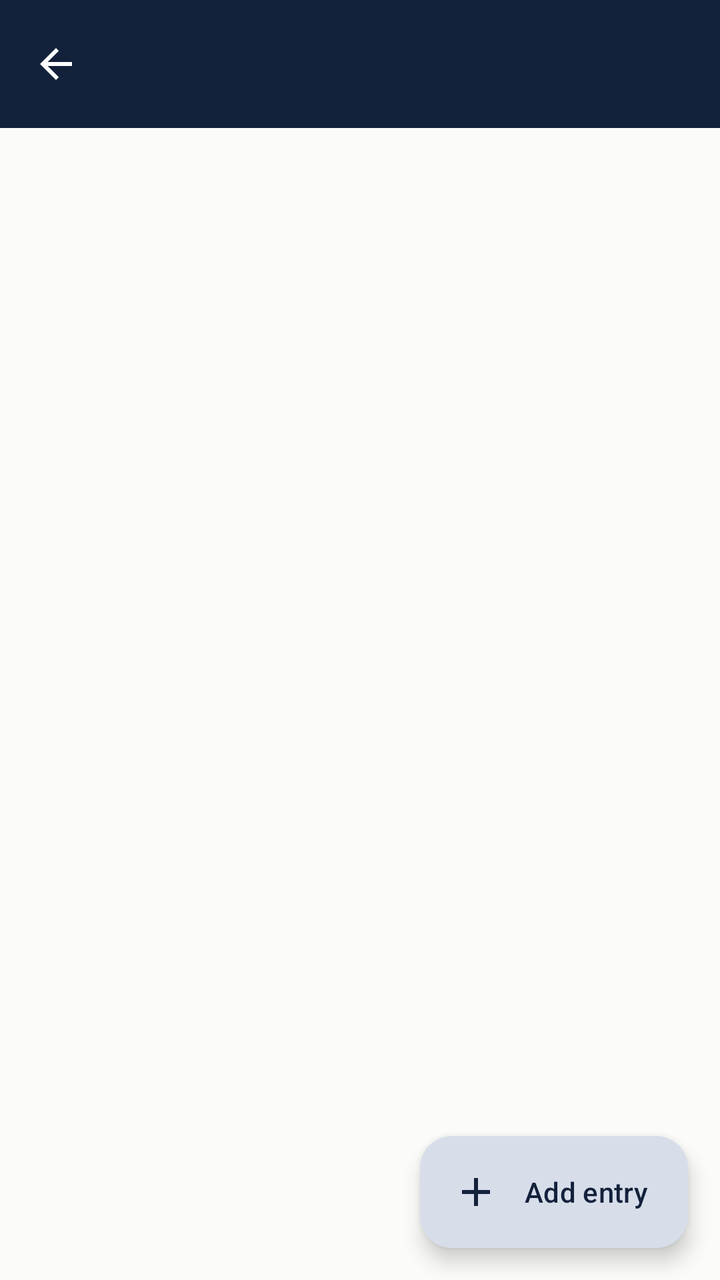
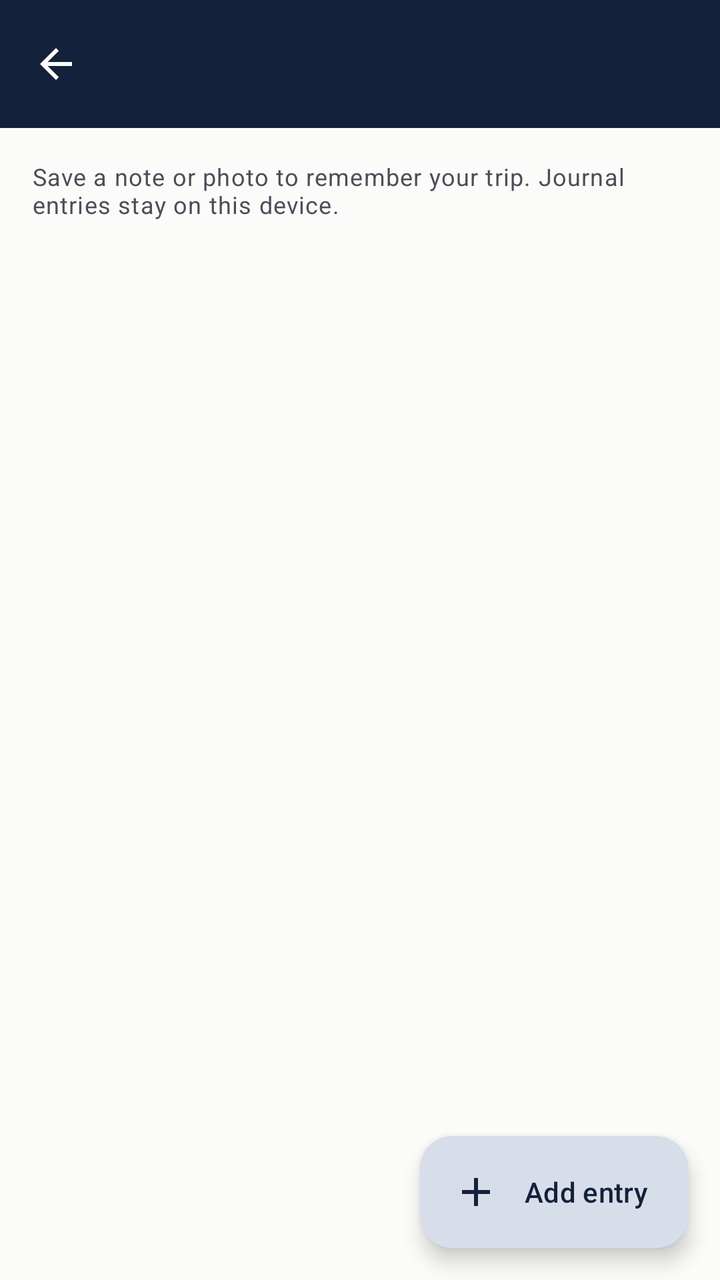

An Android layout rendered at two revisions. The XML below is the earlier revision; the diff shows what the commit changed to produce the second picture.
<!-- AndroidManifest.xml: application theme Theme.TripFit -->
<!-- res/layout/activity_journal.xml -->
<?xml version="1.0" encoding="utf-8"?>
<androidx.coordinatorlayout.widget.CoordinatorLayout xmlns:android="http://schemas.android.com/apk/res/android"
    xmlns:app="http://schemas.android.com/apk/res-auto"
    android:id="@+id/journal_root"
    android:layout_width="match_parent"
    android:layout_height="match_parent"
    android:background="?attr/colorSurface">

    <LinearLayout
        android:layout_width="match_parent"
        android:layout_height="match_parent"
        android:orientation="vertical">

        <include layout="@layout/view_toolbar" />

        <TextView
            android:id="@+id/text_empty"
            android:layout_width="match_parent"
            android:layout_height="wrap_content"
            android:gravity="center"
            android:padding="@dimen/space_lg"
            android:text="@string/journal_empty"
            android:textAppearance="?attr/textAppearanceBodyMedium"
            android:textColor="?attr/colorOnSurfaceVariant"
            android:visibility="gone" />

        <androidx.recyclerview.widget.RecyclerView
            android:id="@+id/list_journal"
            android:layout_width="match_parent"
            android:layout_height="0dp"
            android:layout_weight="1"
            android:clipToPadding="false"
            android:paddingTop="@dimen/space_md"
            android:paddingBottom="@dimen/list_bottom_padding"
            app:layoutManager="androidx.recyclerview.widget.LinearLayoutManager" />

    </LinearLayout>

    <com.google.android.material.floatingactionbutton.ExtendedFloatingActionButton
        android:id="@+id/fab_add_entry"
        android:layout_width="wrap_content"
        android:layout_height="wrap_content"
        android:layout_gravity="bottom|end"
        android:layout_margin="@dimen/space_md"
        android:text="@string/action_add_entry"
        app:icon="@drawable/ic_add_24" />

</androidx.coordinatorlayout.widget.CoordinatorLayout>
<!-- res/layout/view_toolbar.xml (included above) -->
<?xml version="1.0" encoding="utf-8"?>
<com.google.android.material.appbar.AppBarLayout xmlns:android="http://schemas.android.com/apk/res/android"
    xmlns:app="http://schemas.android.com/apk/res-auto"
    android:layout_width="match_parent"
    android:layout_height="wrap_content"
    android:background="@color/ticket_carrier_navy"
    android:elevation="0dp"
    android:fitsSystemWindows="true">

    <com.google.android.material.appbar.MaterialToolbar
        android:id="@+id/toolbar"
        android:layout_width="match_parent"
        android:layout_height="?attr/actionBarSize"
        android:background="@color/ticket_carrier_navy"
        app:navigationContentDescription="@string/cd_back"
        app:navigationIcon="@drawable/ic_arrow_back_24"
        app:navigationIconTint="@color/on_ticket_carrier"
        app:titleTextColor="@color/on_ticket_carrier" />

</com.google.android.material.appbar.AppBarLayout>
<!-- resources referenced by this layout -->
<resources>
  <color name="on_ticket_carrier">#FFFFFF</color>
  <color name="ticket_carrier_navy">#13213B</color>
  <dimen name="list_bottom_padding">96dp</dimen>
  <dimen name="space_lg">24dp</dimen>
  <dimen name="space_md">16dp</dimen>
  <!-- drawable ic_add_24 (drawable) -->
  <vector xmlns:android="http://schemas.android.com/apk/res/android"
      android:width="24dp"
      android:height="24dp"
      android:viewportWidth="24"
      android:viewportHeight="24">
      <path
          android:fillColor="@android:color/white"
          android:pathData="M19,13h-6v6h-2v-6H5v-2h6V5h2v6h6v2z" />
  </vector>
  <!-- drawable ic_arrow_back_24 (drawable) -->
  <vector xmlns:android="http://schemas.android.com/apk/res/android"
      android:width="24dp"
      android:height="24dp"
      android:viewportWidth="24"
      android:viewportHeight="24"
      android:tint="?attr/colorOnSurface">
      <path
          android:fillColor="@android:color/white"
          android:pathData="M20,11H7.83l5.59,-5.59L12,4l-8,8 8,8 1.41,-1.41L7.83,13H20v-2z" />
  </vector>
  <string name="action_add_entry">Add entry</string>
  <string name="cd_back">Back</string>
  <string name="journal_empty">No entries yet. Tap Add entry to jot a note or mark a photo from your day.</string>
  <style name="Theme.TripFit" parent="Base.Theme.TripFit" />
  <style name="Base.Theme.TripFit" parent="Theme.Material3.DayNight.NoActionBar">
          <item name="colorPrimary">@color/md_primary</item>
          <item name="colorOnPrimary">@color/md_on_primary</item>
          <item name="colorPrimaryContainer">@color/md_primary_container</item>
          <item name="colorOnPrimaryContainer">@color/md_on_primary_container</item>
  
          <item name="colorSecondary">@color/md_secondary</item>
          <item name="colorOnSecondary">@color/md_on_secondary</item>
          <item name="colorSecondaryContainer">@color/md_secondary_container</item>
          <item name="colorOnSecondaryContainer">@color/md_on_secondary_container</item>
  
          <item name="android:colorBackground">@color/md_background</item>
          <item name="colorOnBackground">@color/md_on_background</item>
          <item name="colorSurface">@color/md_surface</item>
          <item name="colorOnSurface">@color/md_on_surface</item>
          <item name="colorSurfaceVariant">@color/md_surface_variant</item>
          <item name="colorOnSurfaceVariant">@color/md_on_surface_variant</item>
          <item name="colorOutline">@color/md_outline</item>
      </style>
  <color name="md_primary">#13213B</color>
  <color name="md_on_primary">#FFFFFF</color>
  <color name="md_primary_container">#D7DEEA</color>
  <color name="md_on_primary_container">#13213B</color>
  <color name="md_secondary">#8A5B00</color>
  <color name="md_on_secondary">#FFFFFF</color>
  <color name="md_secondary_container">#FFE8B2</color>
  <color name="md_on_secondary_container">#2B1B00</color>
  <color name="md_background">#FBFBF9</color>
  <color name="md_on_background">#15181D</color>
  <color name="md_surface">#FBFBF9</color>
  <color name="md_on_surface">#15181D</color>
  <color name="md_surface_variant">#E7E9ED</color>
  <color name="md_on_surface_variant">#4A4E57</color>
  <color name="md_outline">#8B93A6</color>
</resources>

<!-- the commit's change to res/layout/activity_journal.xml (unified diff, before → after) -->
@@ -12,6 +12,14 @@
         android:orientation="vertical">
 
         <include layout="@layout/view_toolbar" />
+
+        <TextView
+            android:layout_width="match_parent"
+            android:layout_height="wrap_content"
+            android:padding="@dimen/space_md"
+            android:text="@string/journal_notice"
+            android:textAppearance="?attr/textAppearanceBodySmall"
+            android:textColor="?attr/colorOnSurfaceVariant" />
 
         <TextView
             android:id="@+id/text_empty"
<!-- resource entries referenced after the edit -->
@@ -28,7 +28,8 @@
   </vector>
   <string name="action_add_entry">Add entry</string>
   <string name="cd_back">Back</string>
-  <string name="journal_empty">No entries yet. Tap Add entry to jot a note or mark a photo from your day.</string>
+  <string name="journal_empty">No entries yet. Tap Add entry to save a note or photo.</string>
+  <string name="journal_notice">Save a note or photo to remember your trip. Journal entries stay on this device.</string>
   <style name="Theme.TripFit" parent="Base.Theme.TripFit" />
   <style name="Base.Theme.TripFit" parent="Theme.Material3.DayNight.NoActionBar">
           <item name="colorPrimary">@color/md_primary</item>
